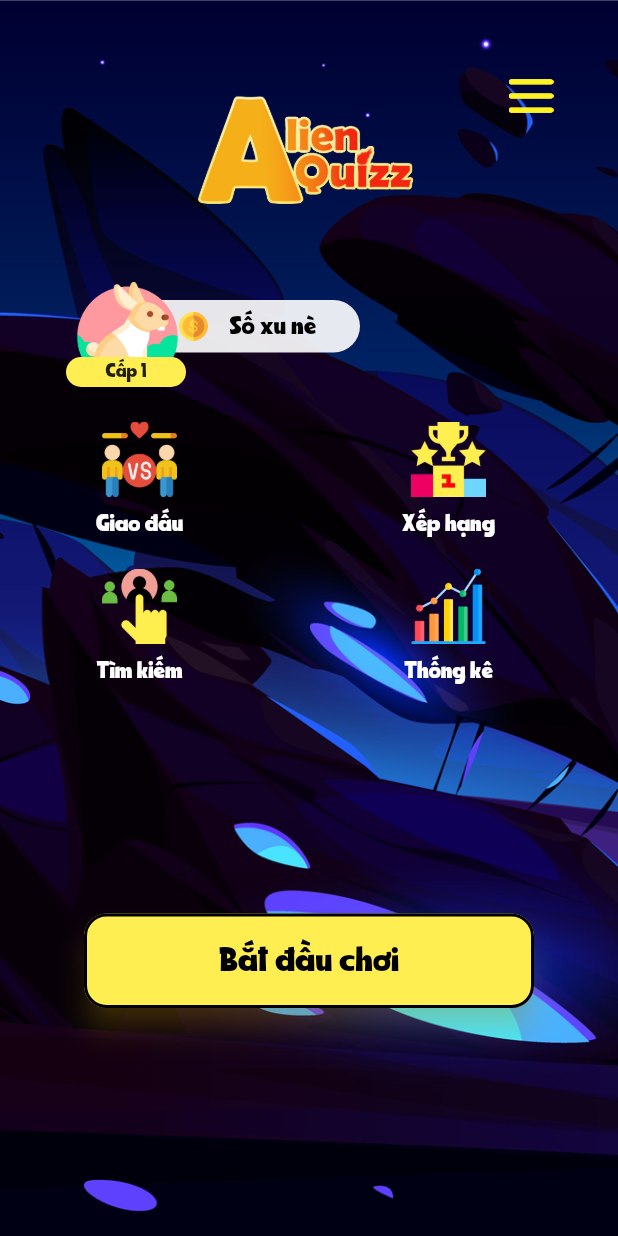
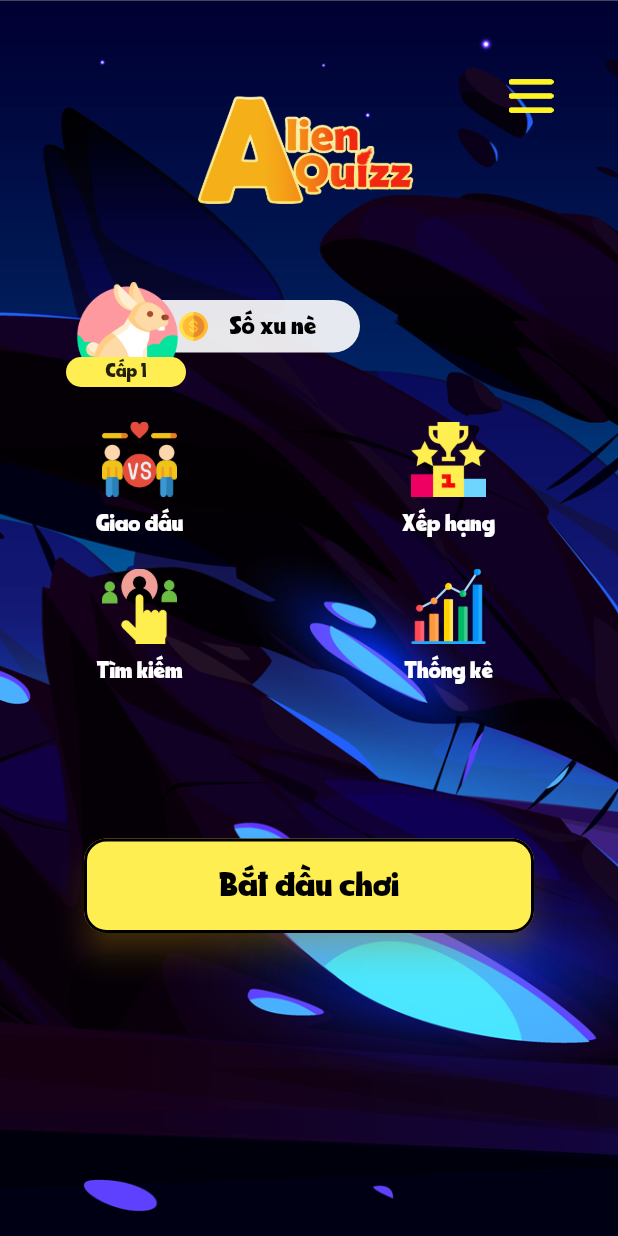
Before and after one commit to TuongVy06-20PMC/Alien, a Flutter app: the TrangChu screen opened directly, on a phone screen of 412 x 824 dp. Run offline on Flutter 3.47's test engine with Material 2 defaults, Android fonts, the phone set to English and light mode, and no system bars; our stand-ins replace audioplayers, google_nav_bar, hexcolor; missing offline and left inert: flutter_screen_wake, searchbar_animation.

Commit message:
5.7 inch

```diff
--- a/flutter_application_2/lib/Screen/TrangChu.dart
+++ b/flutter_application_2/lib/Screen/TrangChu.dart
@@ -271,7 +271,7 @@ class _TrangChuState extends State<TrangChu> {
             ],
           ),
           Padding(
-            padding: EdgeInsets.only(top: 150),
+            padding: EdgeInsets.only(top: 100),
             child: ElevatedButton(
               style: ElevatedButton.styleFrom(
                   backgroundColor: HexColor('FFEE52'),
```
